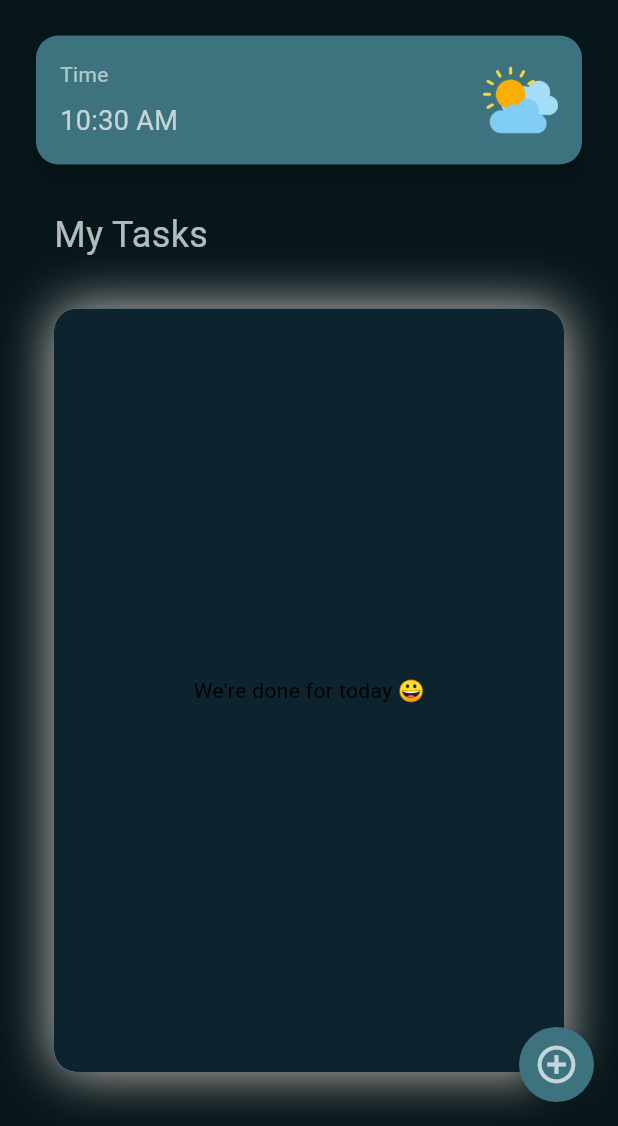
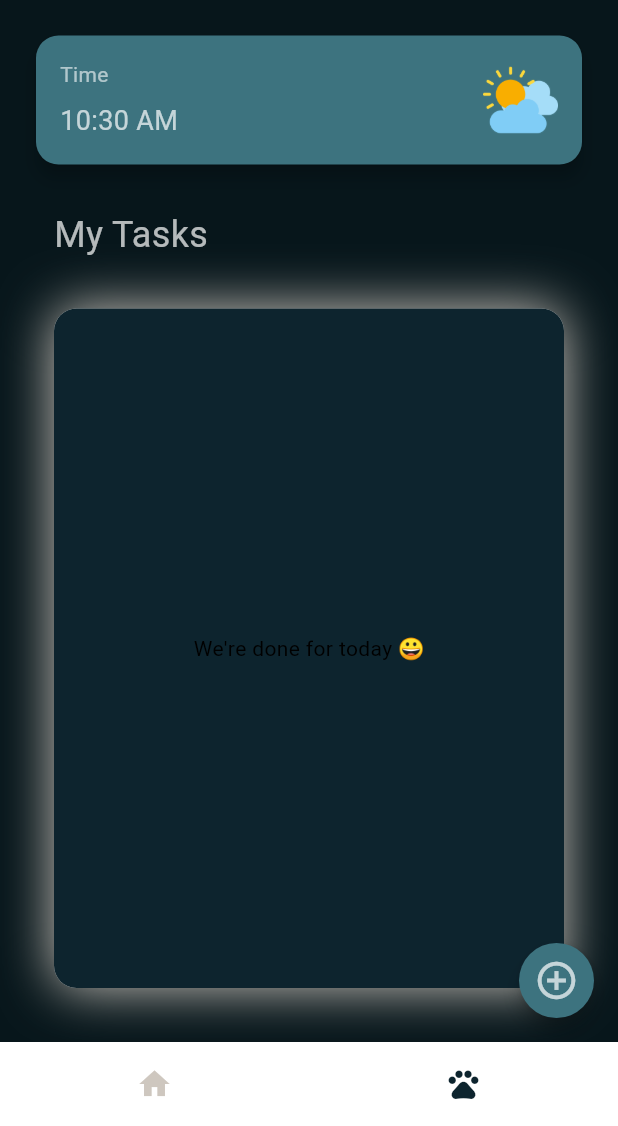
Before and after one commit to GeekyHichambel/Pawfect_Tasks, a Flutter app: the screen it shows after launch, on a phone screen of 412 x 824 dp, the part 110-1236 px from its top. Run offline on Flutter 3.47's test engine with Material 3 defaults, Android fonts, the light colour scheme and no system bars; our stand-ins replace flutter_secure_storage, fluttertoast; missing offline and left inert: mongo_dart; Roboto replaces fonts that are missing (Onset).

Commit message:
dev phase

```diff
--- /dev/null
+++ b/lib/Components/CustomBottomNavigationBarItem.dart
@@ -0,0 +1,14 @@
+import 'package:flutter/cupertino.dart';
+
+BottomNavigationBarItem customNavigationBarItem(IconData icon, String label) {
+  return BottomNavigationBarItem(
+    icon: Row(
+      mainAxisAlignment: MainAxisAlignment.center,
+      children: [
+        Icon(icon),
+        const SizedBox(width: 0),
+      ],
+    ),
+    label: label,
+  );
+}
--- a/lib/main.dart
+++ b/lib/main.dart
@@ -18,7 +18,7 @@ Future<void> main() async {
       theme: lightMode,
       darkTheme: darkMode,
       routes: {
-        '/home' : (context) => const Home(),
+        '/home' : (context) => const MainPage(),
         '/streaks': (context) => const Streaks(),
         '/Ulogin': (context) => const LoginPage(),
         '/Usignup' : (context) => const SignUpPage(),
--- a/lib/pages/home.dart
+++ b/lib/pages/home.dart
@@ -5,8 +5,59 @@ import 'package:hit_me_up/Components/AppTheme.dart';
 import 'package:hit_me_up/Components/CustomBox.dart';
 import 'package:hit_me_up/GLOBALS.dart';
 import 'package:hit_me_up/pages/ProfilePane.dart';
+import 'package:hit_me_up/pages/mypets.dart';
+import 'package:hit_me_up/Components/CustomBottomNavigationBarItem.dart';
 
 import '../Components/Animations.dart';
+
+
+class MainPage extends StatefulWidget{
+  const MainPage({Key? key}) : super(key: key);
+  @override
+  _MainPageState createState() => _MainPageState();
+}
+
+class _MainPageState extends State<MainPage>{
+  static const Pages = [Home(), MyPet()];
+  var pageC = PageController();
+  int selectedIndex = 0;
+
+  @override
+  Widget build(BuildContext context){
+    return Scaffold(
+      body: PageView(
+        onPageChanged: (index){
+          setState(() {
+            selectedIndex = index;
+          });
+        },
+        controller: pageC,
+        children: Pages,
+      ),
+      bottomNavigationBar: BottomNavigationBar(
+        elevation: 5.0,
+        type: BottomNavigationBarType.fixed,
+        selectedItemColor: AppTheme.colors.blissCream,
+        selectedFontSize: 0,
+        unselectedFontSize: 0,
+        unselectedItemColor: AppTheme.colors.complimentaryBlack,
+        useLegacyColorScheme: false,
+        items: <BottomNavigationBarItem>[
+          customNavigationBarItem(Icons.home, ''),
+          customNavigationBarItem(Icons.pets_rounded, ''),
+        ],
+        currentIndex: selectedIndex,
+        onTap: (index) {
+          setState(() {
+            selectedIndex = index;
+            pageC.animateToPage(selectedIndex,
+                duration: const Duration(milliseconds: 200), curve: Curves.linear);
+          });
+        },
+      ),
+    );
+  }
+}
 
 class Home extends StatefulWidget{
   const Home({Key? key}) : super(key: key);
@@ -21,19 +72,31 @@ class _HomeState extends State<Home>{
   int StreakDays = 0;
   int pendingTasks = 0;
   List<String> Tasks = [];
+  bool isMounted = false;
 
   @override
     void initState(){
+      isMounted = true;
       super.initState();
       _getUserName();
       _getStreak();
       _getTasks();
       _getPendingTasks();
       _updateTime();
-      Timer.periodic(const Duration(seconds: 1), (Timer timer){
-        _updateTime();
-      });
+      Timer.periodic(const Duration(seconds: 1), (Timer timer) {
+          if (isMounted) {
+            _updateTime();
+          }else {
+            timer.cancel();
+          }
+        });
     }
+
+  @override
+    void dispose(){
+      isMounted = false;
+      super.dispose();
+  }
 
   void _getTasks(){
     // Fetch the tasks list
```
Also changed, not shown: lib/pages/mypets.dart (added, +16 -0 lines).
